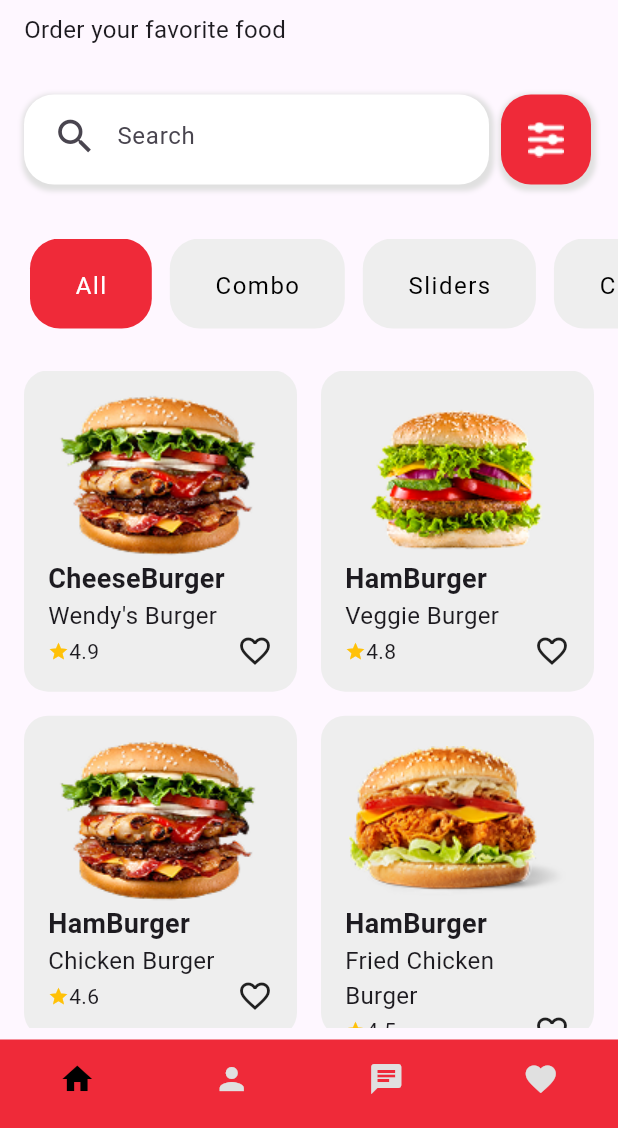
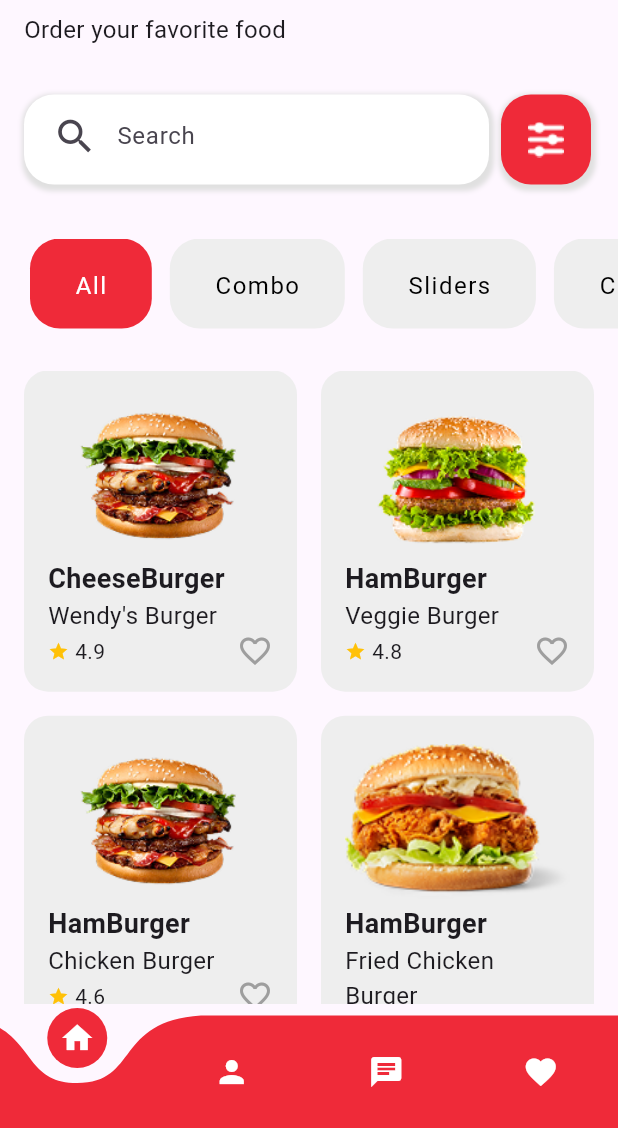
Before and after one commit to iamfarazbaloch/foody_app, a Flutter app: the screen it shows after launch, on a phone screen of 412 x 824 dp, the part 108-1236 px from its top. Run offline on Flutter 3.47's test engine with Material 3 defaults, Android fonts, the phone set to English and light mode, and no system bars; drawn by our look-alikes of curved_navigation_bar; our stand-ins replace google_fonts.

Commit message:
adding fav

```diff
--- a/lib/model/food_model.dart
+++ b/lib/model/food_model.dart
@@ -6,14 +6,16 @@ class FoodModel {
   final String category;
   final String rating;
   final String description;
+  bool isFavorite;
   final String price;
 
-  const FoodModel({
+  FoodModel({
     required this.name,
     required this.image,
     required this.category,
     required this.rating,
     required this.description,
+    required this.isFavorite,
     required this.price,
   });
 }
@@ -27,6 +29,7 @@ class FoodProvider with ChangeNotifier {
       rating: '4.9',
       description:
           "The Cheeseburger Wendy's Burger is a classic fast food burger that packs a punch of flavor in every bite. Made with a juicy beef patty cooked to perfection, it's topped with melted American cheese, crispy lettuce, ripe tomato, and crunchy pickles.",
+      isFavorite: false,
       price: '8.24',
     ),
     FoodModel(
@@ -36,6 +39,7 @@ class FoodProvider with ChangeNotifier {
       rating: '4.8',
       description:
           "Enjoy our delicious Hamburger Veggie Burger, made with a savory blend of fresh vegetables and herbs, topped with crisp lettuce, juicy tomatoes, and tangy pickles, all served on a soft, toasted bun.",
+      isFavorite: false,
       price: '9.99',
     ),
     FoodModel(
@@ -45,6 +49,7 @@ class FoodProvider with ChangeNotifier {
       rating: '4.6',
       description:
           "Our chicken burger is a delicious and healthier alternative to traditional beef burgers, perfect for those looking for a lighter meal option.",
+      isFavorite: false,
       price: '12.48',
     ),
     FoodModel(
@@ -54,11 +59,18 @@ class FoodProvider with ChangeNotifier {
       rating: '4.5',
       description:
           "Indulge in our crispy and savory Fried Chicken Burger, made with a juicy chicken patty, hand-breaded and deep-fried to perfection.",
+      isFavorite: false,
       price: '26.99',
     ),
   ];
 
   List<FoodModel> get foods => _foods;
 
-  // Optionally: Add filter methods, add/remove methods here
+  void toggleFavorite(FoodModel food) {
+    food.isFavorite = !food.isFavorite;
+    notifyListeners();
+  }
+
+  List<FoodModel> get favoriteFoods =>
+      _foods.where((food) => food.isFavorite).toList();
 }
--- a/lib/pages/app_main_screen.dart
+++ b/lib/pages/app_main_screen.dart
@@ -3,6 +3,7 @@ import 'package:foody_app/pages/chat_page.dart';
 import 'package:foody_app/pages/favorite_page.dart';
 import 'package:foody_app/pages/home_page.dart';
 import 'package:foody_app/pages/profile_page.dart';
+import 'package:curved_navigation_bar/curved_navigation_bar.dart';
 
 class AppMainScreen extends StatefulWidget {
   const AppMainScreen({super.key});
@@ -20,30 +21,28 @@ class _AppMainScreenState extends State<AppMainScreen> {
     ChatPage(),
     FavoritePage(),
   ];
+
   @override
   Widget build(BuildContext context) {
     return Scaffold(
       body: IndexedStack(index: currentIndex, children: pages),
-      bottomNavigationBar: BottomNavigationBar(
-        elevation: 0,
-        currentIndex: currentIndex,
-        type: BottomNavigationBarType.fixed,
-        backgroundColor: Color(0xFFEF2A39),
-        selectedItemColor: Colors.black,
-        unselectedItemColor: Colors.grey.shade300,
-        showSelectedLabels: false,
-        showUnselectedLabels: false,
-        onTap: (value) {
+      bottomNavigationBar: CurvedNavigationBar(
+        index: currentIndex,
+        backgroundColor: Colors.transparent,
+        color: const Color(0xFFEF2A39),
+        buttonBackgroundColor: Color(0xFFEF2A39),
+        animationDuration: const Duration(milliseconds: 300),
+        items: const [
+          Icon(Icons.home, color: Colors.white),
+          Icon(Icons.person, color: Colors.white),
+          Icon(Icons.chat, color: Colors.white),
+          Icon(Icons.favorite, color: Colors.white),
+        ],
+        onTap: (index) {
           setState(() {
-            currentIndex = value;
+            currentIndex = index;
           });
         },
-        items: const [
-          BottomNavigationBarItem(icon: Icon(Icons.home), label: ''),
-          BottomNavigationBarItem(icon: Icon(Icons.person), label: ''),
-          BottomNavigationBarItem(icon: Icon(Icons.chat), label: ''),
-          BottomNavigationBarItem(icon: Icon(Icons.favorite), label: ''),
-        ],
       ),
     );
   }
--- /dev/null
+++ b/lib/pages/detail_page.dart
@@ -0,0 +1,15 @@
+import 'package:flutter/material.dart';
+
+class DetailPage extends StatefulWidget {
+  const DetailPage({super.key});
+
+  @override
+  State<DetailPage> createState() => _DetailPageState();
+}
+
+class _DetailPageState extends State<DetailPage> {
+  @override
+  Widget build(BuildContext context) {
+    return Scaffold();
+  }
+}
--- a/lib/pages/home_page.dart
+++ b/lib/pages/home_page.dart
@@ -18,7 +18,8 @@ class _HomePageState extends State<HomePage> {
 
   @override
   Widget build(BuildContext context) {
-    final foodList = Provider.of<FoodProvider>(context).foods;
+    final foodProvider = Provider.of<FoodProvider>(context);
+    final foodList = foodProvider.foods;
 
     return Scaffold(
       body: SafeArea(
@@ -105,7 +106,10 @@ class _HomePageState extends State<HomePage> {
                 },
               ),
             ),
-            SizedBox(height: 20),
+
+            const SizedBox(height: 20),
+
+            // Food Grid
             Expanded(
               child: Padding(
                 padding: const EdgeInsets.symmetric(
@@ -133,14 +137,17 @@ class _HomePageState extends State<HomePage> {
                         children: [
                           // Food image
                           Center(
-                            child: Image.asset(
-                              food.image,
-                              height: 110,
-                              width: double.infinity,
-                              fit: BoxFit.none,
+                            child: GestureDetector(
+                              onTap: () {},
+                              child: Image.asset(
+                                food.image,
+                                height: 110,
+                                width: double.infinity,
+                                fit: BoxFit.contain,
+                              ),
                             ),
                           ),
-                          Spacer(),
+                          const Spacer(),
                           Text(
                             food.name,
                             style: const TextStyle(
@@ -163,10 +170,24 @@ class _HomePageState extends State<HomePage> {
                                     size: 14,
                                     color: Colors.amber,
                                   ),
+                                  const SizedBox(width: 4),
                                   Text(food.rating),
                                 ],
                               ),
-                              Icon(Icons.favorite_outline),
+                              GestureDetector(
+                                onTap: () {
+                                  foodProvider.toggleFavorite(food);
+                                },
+                                child: Icon(
+                                  food.isFavorite
+                                      ? Icons.favorite
+                                      : Icons.favorite_border,
+                                  color:
+                                      food.isFavorite
+                                          ? Colors.red
+                                          : Colors.grey,
+                                ),
+                              ),
                             ],
                           ),
                         ],
--- a/pubspec.yaml
+++ b/pubspec.yaml
@@ -36,6 +36,7 @@ dependencies:
   cupertino_icons: ^1.0.8
   google_fonts: ^6.2.1
   provider: ^6.1.5
+  curved_navigation_bar:
 
 dev_dependencies:
   flutter_test:
```
Also changed, not shown: pubspec.lock.
